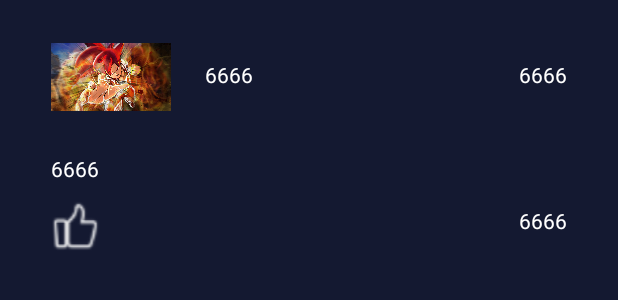
After one commit to Gxf6666/WeiDuMovies, an Android app: the layout item_pingjia.xml on its own in the app's theme, with its tools: preview values and no code run, on a phone screen of 412 x 824 dp. The commit adds this screen. Shown: the top 300 px of the screen. Run offline under Robolectric (Android 15) with nearby library versions, the phone set to English and light mode, and no system bars; network calls fail.

Commit message:
影院详情写完,电影评价写完

```diff
--- a/app/src/main/java/com/bawei/weidumovie/model/okhttp/OkHttp.java
+++ b/app/src/main/java/com/bawei/weidumovie/model/okhttp/OkHttp.java
@@ -30,8 +30,8 @@ public class OkHttp {
                 .build();
 
         retrofit = new Retrofit.Builder()
-                .baseUrl("http://mobile.bwstudent.com/movieApi/")
-                //.baseUrl("http://172.17.8.100/movieApi/")
+                //.baseUrl("http://mobile.bwstudent.com/movieApi/")
+                .baseUrl("http://172.17.8.100/movieApi/")
                 .client(okHttpClient)
                 .addConverterFactory(GsonConverterFactory.create())
                 .addCallAdapterFactory(RxJava2CallAdapterFactory.create())
--- a/app/src/main/java/com/bawei/weidumovie/view/adpater/QuYuMAdapter.java
+++ b/app/src/main/java/com/bawei/weidumovie/view/adpater/QuYuMAdapter.java
@@ -49,6 +49,7 @@ public class QuYuMAdapter extends RecyclerView.Adapter<QuYuMAdapter.MyViewHolder
             myViewHolder.itemView.setOnClickListener(new View.OnClickListener() {
                 @Override
                 public void onClick(View v) {
+
                     isWork.SetId(list.get(i).regionId);
                 }
             });
--- /dev/null
+++ b/app/src/main/res/layout/item_pingjia.xml
@@ -0,0 +1,81 @@
+<?xml version="1.0" encoding="utf-8"?>
+<RelativeLayout
+    xmlns:android="http://schemas.android.com/apk/res/android" android:layout_width="match_parent"
+    android:layout_height="match_parent"
+    android:background="#141931"
+    >
+    <RelativeLayout
+        android:layout_width="match_parent"
+        android:layout_height="@dimen/dp_155"
+        >
+        <ImageView
+            android:layout_width="@dimen/dp_70"
+            android:layout_height="@dimen/dp_70"
+            android:src="@drawable/ic_01"
+            android:layout_marginTop="@dimen/dp_10"
+            android:id="@+id/pj_iv"
+            android:layout_marginLeft="@dimen/dp_30"
+            />
+
+        <TextView
+            android:layout_width="wrap_content"
+            android:layout_height="wrap_content"
+            android:layout_marginLeft="@dimen/dp_20"
+            android:layout_marginTop="@dimen/dp_35"
+            android:layout_toRightOf="@id/pj_iv"
+            android:text="6666"
+            android:id="@+id/pj_tv"
+            android:textColor="#fff" />
+        <TextView
+            android:layout_width="wrap_content"
+            android:layout_height="wrap_content"
+            android:text="6666"
+            android:textColor="#fff"
+            android:id="@+id/pj_time"
+            android:layout_marginTop="@dimen/dp_35"
+            android:layout_alignParentRight="true"
+            android:layout_marginRight="@dimen/dp_30"
+            />
+
+        <TextView
+            android:layout_width="wrap_content"
+            android:layout_height="wrap_content"
+            android:layout_below="@id/pj_iv"
+            android:layout_marginLeft="@dimen/dp_30"
+            android:layout_marginTop="@dimen/dp_10"
+            android:text="6666"
+            android:id="@+id/movie_evaluate"
+            android:textColor="#fff" />
+
+        <ImageView
+            android:layout_width="@dimen/dp_30"
+            android:layout_height="@dimen/dp_30"
+            android:layout_marginLeft="@dimen/dp_30"
+            android:layout_marginTop="@dimen/dp_10"
+            android:layout_below="@id/movie_evaluate"
+            android:src="@drawable/dianzan"
+            android:id="@+id/evaluate_dz"
+            />
+        <ImageView
+            android:layout_width="@dimen/dp_30"
+            android:layout_height="@dimen/dp_30"
+            android:layout_marginLeft="@dimen/dp_30"
+            android:layout_marginTop="@dimen/dp_10"
+            android:layout_below="@id/movie_evaluate"
+            android:src="@drawable/dianzan1"
+            android:visibility="invisible"
+            android:id="@+id/evaluate_dz1"
+            />
+        <TextView
+            android:layout_width="wrap_content"
+            android:layout_height="wrap_content"
+            android:layout_below="@id/pj_iv"
+            android:layout_marginRight="@dimen/dp_30"
+            android:layout_marginTop="@dimen/dp_40"
+            android:text="6666"
+            android:textColor="#fff"
+            android:layout_alignParentRight="true"
+            android:id="@+id/pj_num"
+            />
+    </RelativeLayout>
+</RelativeLayout>
```
Also changed, not shown: app/src/main/java/com/bawei/weidumovie/app/Api.java (+9 -1 lines), app/src/main/java/com/bawei/weidumovie/model/bean/Evaluate.java (added, +33 -0 lines), app/src/main/java/com/bawei/weidumovie/presenter/EvaluatePresenter.java (added, +24 -0 lines), app/src/main/java/com/bawei/weidumovie/view/adpater/EvaMAdapter.java (added, +84 -0 lines), app/src/main/java/com/bawei/weidumovie/view/cinemafragment/Fragment_Region.java (+18 -4 lines), app/src/main/java/com/bawei/weidumovie/view/detailsfragment/Fragment_MovieReView.java (+47 -0 lines), app/src/main/res/layout/fragment_moviepj.xml (+13 -3 lines), app/src/main/res/layout/movie_region.xml (+20 -4 lines), app/src/main/res/drawable/dianzan.png (added), app/src/main/res/drawable/dianzan1.png (added), app/src/main/res/drawable/ic_01.jpg (added).
